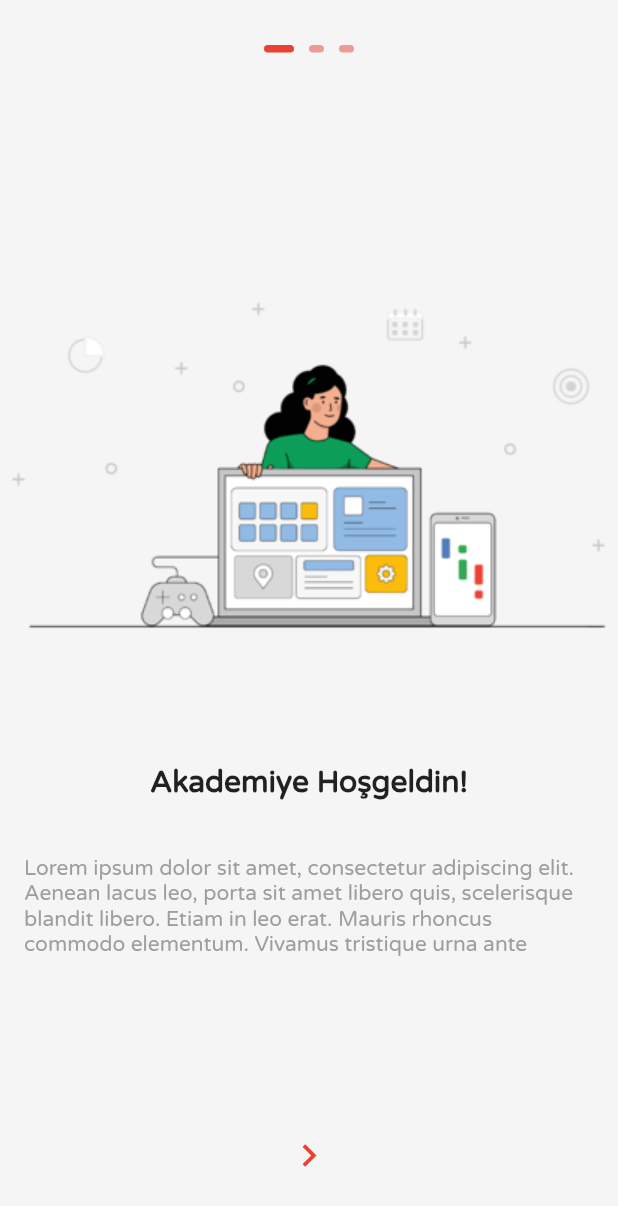
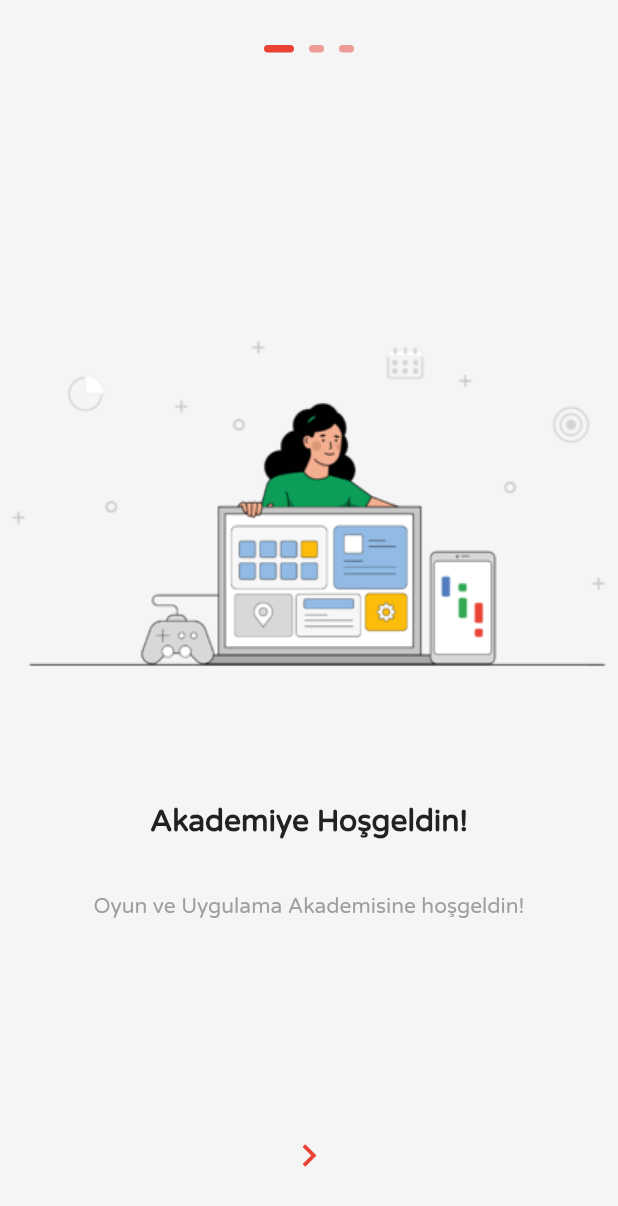
Before and after one commit to emrecan-er/App-Jam-F1, a Flutter app: the screen it shows after launch, on a phone screen of 412 x 824 dp. Shown: the top 1206 px of the screen. Run offline on Flutter 3.47's test engine with Material 2 defaults, Android fonts, the phone set to English and light mode, and no system bars; our stand-ins replace awesome_dialog, cloud_firestore, firebase_auth, firebase_core, flutter_datetime_picker, font_awesome_flutter and 8 more; missing offline and left inert: appbar_animated, dart:ffi; accounts and stored records are empty.

Commit message:
landing_page açıklamalar

```diff
--- a/flutter_application_1/lib/screens/landing_page.dart
+++ b/flutter_application_1/lib/screens/landing_page.dart
@@ -19,19 +19,17 @@ class _LandingState extends State<LandingPage> {
   // ignore: prefer_final_fields
   List<Widget> _pages = [
     SliderPage(
-      description:
-          'Lorem ipsum dolor sit amet, consectetur adipiscing elit. Aenean lacus leo, porta sit amet libero quis, scelerisque blandit libero. Etiam in leo erat. Mauris rhoncus commodo elementum. Vivamus tristique urna ante',
+      description: 'Oyun ve Uygulama Akademisine hoşgeldin!',
       image: "assets/1.png",
       title: 'Akademiye Hoşgeldin!',
     ),
     SliderPage(
-      description:
-          'Lorem ipsum dolor sit amet, consectetur adipiscing elit. Aenean lacus leo, porta sit amet libero quis, scelerisque blandit libero. Etiam in leo erat. Mauris rhoncus commodo elementum. Vivamus tristique urna ante, a feugiat ante condimentum id',
+      description: 'İlerlemeni Takip Et',
       image: "assets/2.png",
       title: 'Ödevlerini Kontrol Et',
     ),
     SliderPage(
-      description: 'Lorem ipsum dolor sit amet, ',
+      description: 'Ödevlerini Hızlıca Duyur!',
       image: "assets/koy.png",
       title: 'Slack Botumuzdan Faydalan',
     ),
--- a/flutter_application_1/lib/screens/login_page.dart
+++ b/flutter_application_1/lib/screens/login_page.dart
@@ -164,7 +164,7 @@ class LoginPage extends StatelessWidget {
                 ),
               ),
               SizedBox(
-                height: Get.height / 8.5,
+                height: Get.height / 4,
               ),
               Padding(
                 padding: const EdgeInsets.all(8.0),
```
